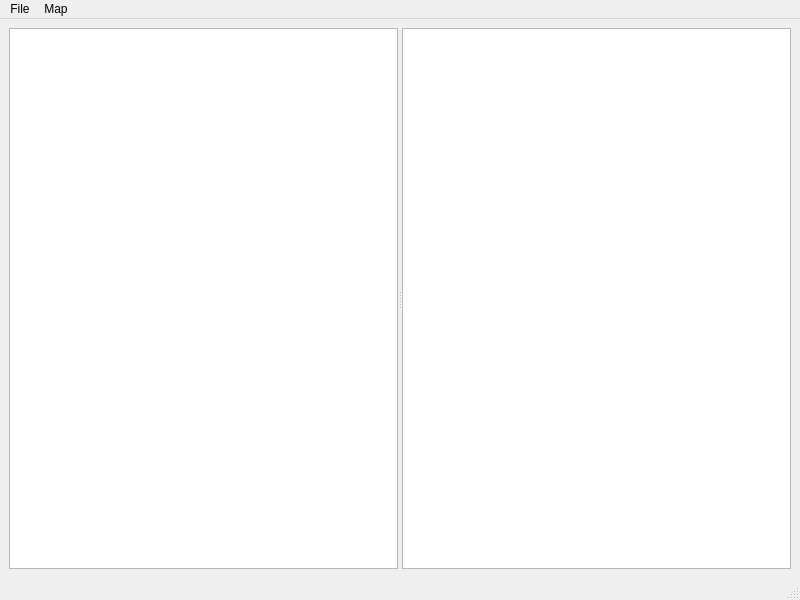
Old version of the form src/main/resources/base/zmap.ui in the repository rileypb/zmap.
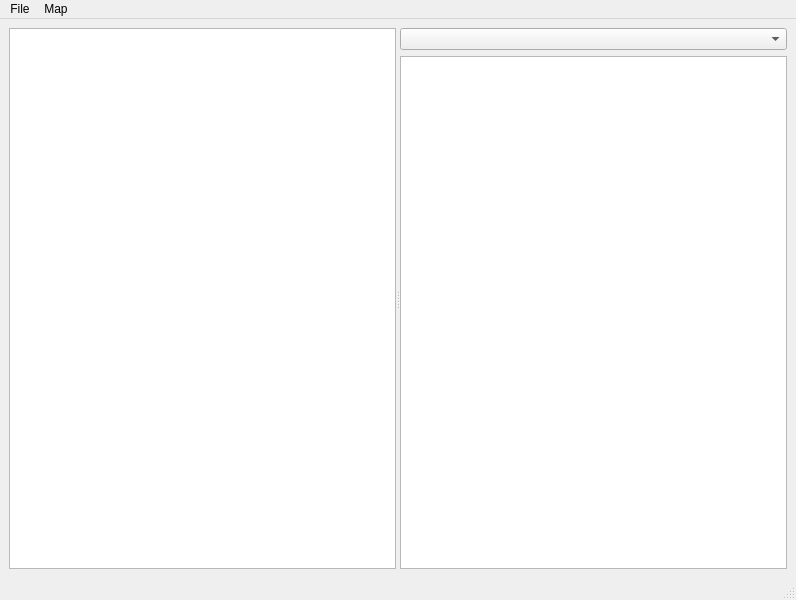
New version of the form.

Diff of the .ui file:
```diff
--- a/src/main/resources/base/zmap.ui
+++ b/src/main/resources/base/zmap.ui
@@ -6,7 +6,7 @@
    <rect>
     <x>0</x>
     <y>0</y>
-    <width>800</width>
+    <width>796</width>
     <height>600</height>
    </rect>
   </property>
@@ -21,17 +21,32 @@
        <enum>Qt::Horizontal</enum>
       </property>
       <widget class="QPlainTextEdit" name="plainTextEdit"/>
+      <widget class="QWidget" name="layoutWidget">
+       <layout class="QVBoxLayout" name="verticalLayout">
+        <item>
+         <widget class="QComboBox" name="graphChooser"/>
+        </item>
+        <item>
       <widget class="QGraphicsView" name="graphicsView">
+          <property name="minimumSize">
+           <size>
+            <width>256</width>
+            <height>0</height>
+           </size>
+          </property>
        <property name="backgroundBrush">
         <brush brushstyle="SolidPattern">
          <color alpha="255">
-          <red>192</red>
-          <green>192</green>
-          <blue>192</blue>
+             <red>255</red>
+             <green>255</green>
+             <blue>255</blue>
          </color>
         </brush>
        </property>
       </widget>
+        </item>
+       </layout>
+      </widget>
      </widget>
     </item>
    </layout>
@@ -41,7 +56,7 @@
     <rect>
      <x>0</x>
      <y>0</y>
-     <width>800</width>
+     <width>796</width>
      <height>24</height>
     </rect>
    </property>
```
Lines whose indentation alone changed are shown as unchanged.
